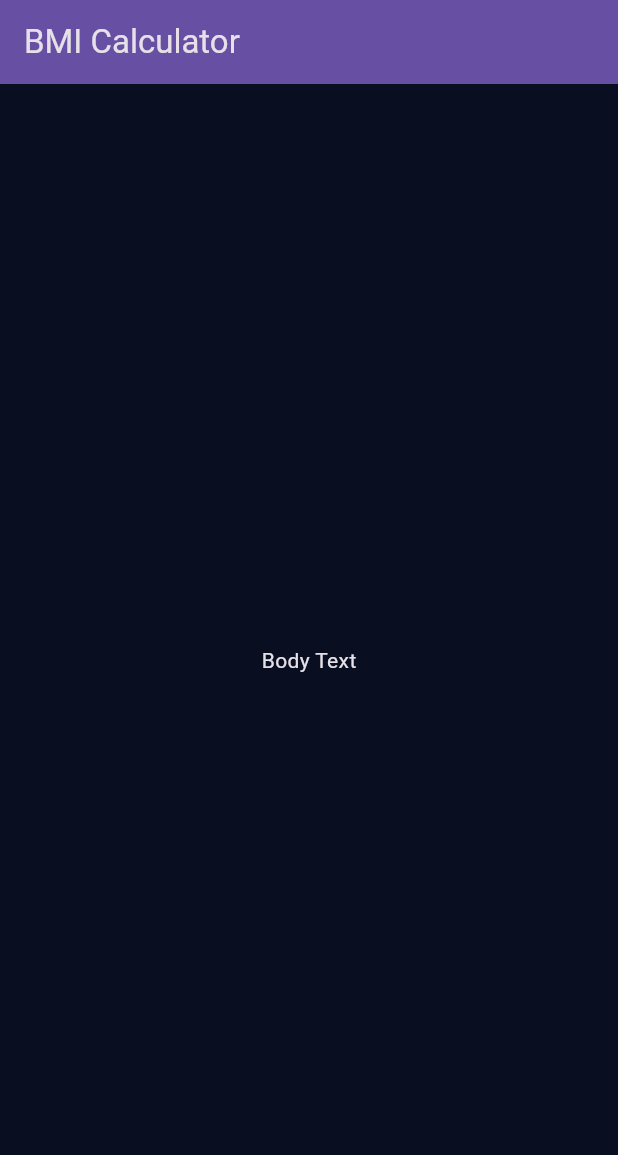
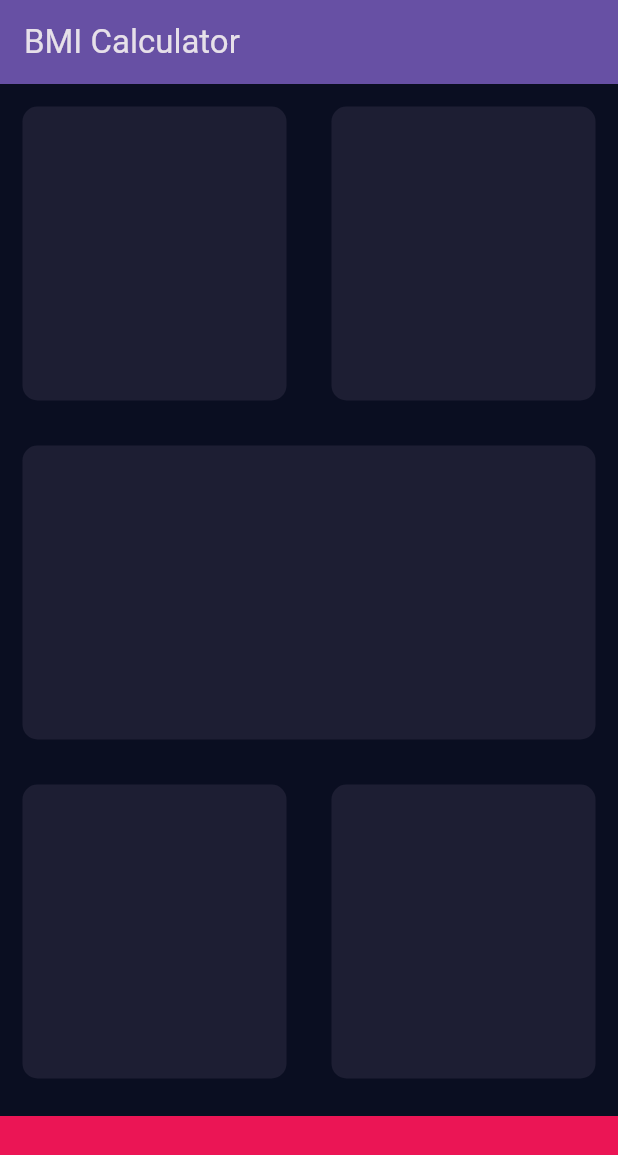
Before and after one commit to AntonioDehesa/Flutter_learning_journey, a Flutter app: the screen it shows after launch, on a phone screen of 412 x 824 dp. Shown: the top 1155 px of the screen. Run offline on Flutter 3.47's test engine with Material 3 defaults, Android fonts, the light colour scheme and no system bars; our stand-ins replace audioplayers, rflutter_alert.

Commit message:
Started next section

```diff
--- a/bmi_calculator/lib/input_page.dart
+++ b/bmi_calculator/lib/input_page.dart
@@ -1,4 +1,8 @@
 import 'package:flutter/material.dart';
+
+const bottomContainerHeight = 80.0;
+const bottomContainerColor = Color(0xFFEB1555);
+const reusableCardColor = Color(0xFF1D1E33);
 
 class InputPage extends StatefulWidget {
   const InputPage({super.key});
@@ -15,16 +19,46 @@ class _InputPageState extends State<InputPage> {
         backgroundColor: Theme.of(context).colorScheme.inversePrimary,
         title: const Text("BMI Calculator"),
       ),
-      body: const Center(
-        child: Column(
-          mainAxisAlignment: MainAxisAlignment.center,
-          children: <Widget>[
-            Text(
-              'Body Text',
-            ),
-          ],
-        ),
+      body: Column(
+        children: [
+          Expanded(
+              child: Row(
+            children: [
+              Expanded(child: ReusableCard()),
+              Expanded(child: ReusableCard())
+            ],
+          )),
+          Expanded(child: ReusableCard()),
+          Expanded(
+              child: Row(
+            children: [
+              Expanded(child: ReusableCard()),
+              Expanded(child: ReusableCard())
+            ],
+          )),
+          Container(
+            color: bottomContainerColor,
+            margin: EdgeInsets.only(top: 10.0),
+            width: double.infinity,
+            height: bottomContainerHeight,
+          )
+        ],
       ), // This trailing comma makes auto-formatting nicer for build methods.
     );
   }
 }
+
+class ReusableCard extends StatelessWidget {
+  ReusableCard({super.key, this.color = reusableCardColor});
+
+  Color color;
+
+  @override
+  Widget build(BuildContext context) {
+    return Container(
+      margin: const EdgeInsets.all(15),
+      decoration: BoxDecoration(
+          borderRadius: BorderRadius.circular(10.0), color: color),
+    );
+  }
+}
```
